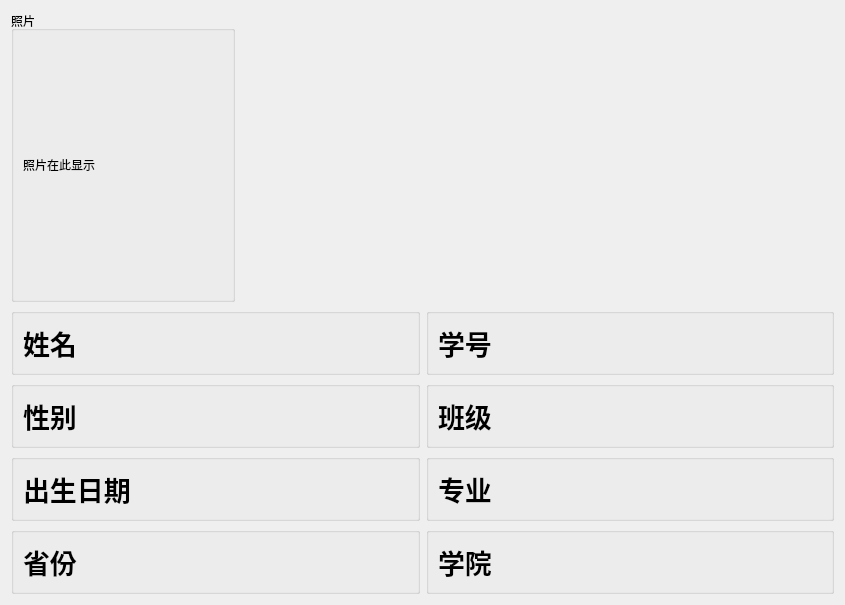
MuxiZhaoyang/SIMS-C-language-major-assignment, file studentTerminal/ui/userinfo.ui: the form before one commit.
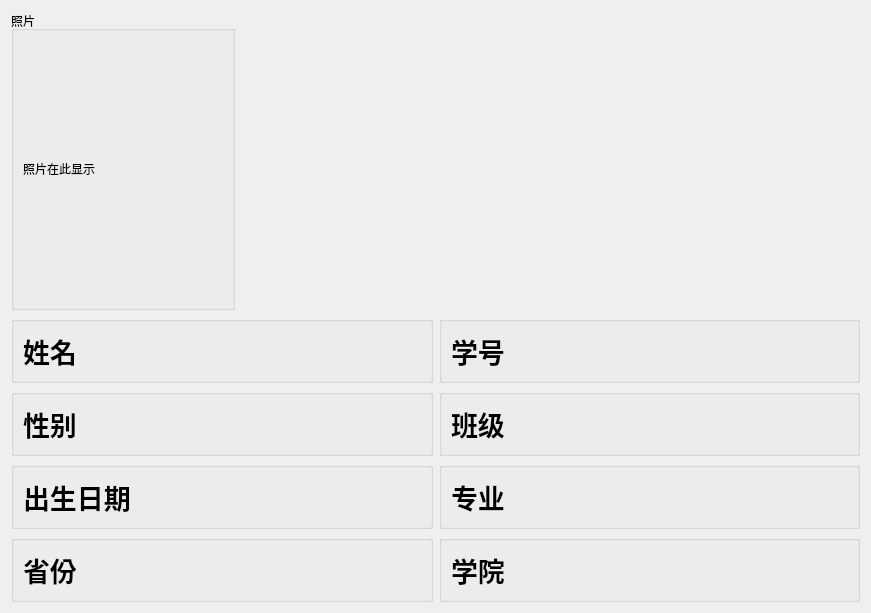
The form after the commit. Icons and pictures are not drawn.

What changed in the file:
```diff
--- a/studentTerminal/ui/userinfo.ui
+++ b/studentTerminal/ui/userinfo.ui
@@ -6,8 +6,8 @@
    <rect>
     <x>0</x>
     <y>0</y>
-    <width>845</width>
-    <height>504</height>
+    <width>871</width>
+    <height>613</height>
    </rect>
   </property>
   <property name="windowTitle">
```
